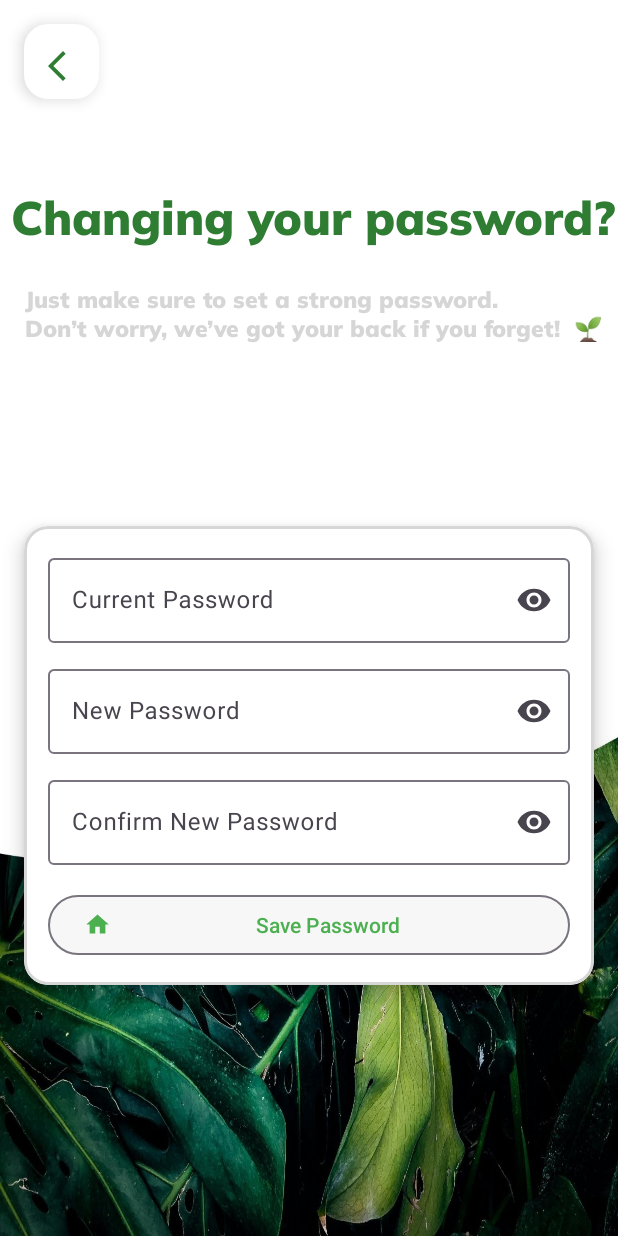
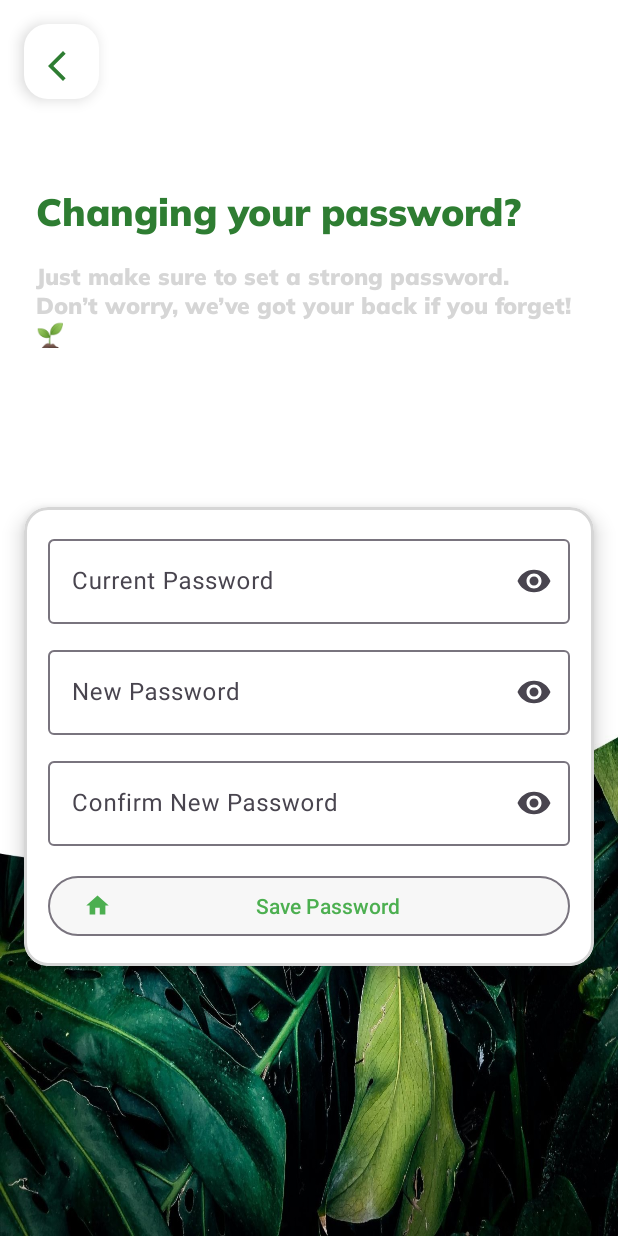
Before and after one commit to ErennBasar/Plant_Master, an Android app: the PasswordChangeFragment screen opened through its navigation route, on a phone screen of 412 x 824 dp. Run offline under Robolectric (Android 15) with nearby library versions, the light colour scheme and no system bars; our stand-ins replace Firebase (no records; nobody signed in at launch, a user with empty details on screens opened directly), navigation-ui.

Commit message:
arayüz güncellendi

```diff
--- a/app/src/main/java/com/PlantMaster/plantmaster/ui/profile/ProfileSignUpFragment.java
+++ b/app/src/main/java/com/PlantMaster/plantmaster/ui/profile/ProfileSignUpFragment.java
@@ -1,6 +1,7 @@
 package com.PlantMaster.plantmaster.ui.profile;
 
 import android.os.Bundle;
+import android.util.Log;
 import android.view.LayoutInflater;
 import android.view.View;
 import android.view.ViewGroup;
@@ -89,7 +90,8 @@ public class ProfileSignUpFragment extends Fragment {
                 GoogleSignInAccount account = task.getResult(ApiException.class);
                 firebaseAuthWithGoogle(account.getIdToken());
             } catch (ApiException e) {
-                Toast.makeText(getContext(), "Google sign-in failed", Toast.LENGTH_SHORT).show();
+                Log.e("GoogleSignIn", "signInResult:failed code=" + e.getStatusCode(), e);
+                Toast.makeText(getContext(), "Google sign-in failed: " + e.getStatusCode(), Toast.LENGTH_SHORT).show();
             }
         }
     }
--- a/app/src/main/res/layout/fragment_password_change.xml
+++ b/app/src/main/res/layout/fragment_password_change.xml
@@ -29,33 +29,39 @@
 
     <TextView
         android:id="@+id/changePasswordText"
-        android:layout_width="wrap_content"
+        android:layout_width="0dp"
         android:layout_height="wrap_content"
         android:layout_marginTop="124dp"
+        android:layout_marginStart="24dp"
+        android:layout_marginEnd="24dp"
         android:fontFamily="@font/muli_black"
         android:text="Changing your password?"
         android:textColor="@color/darkGreen"
-        android:textSize="31sp"
+        android:textSize="25sp"
         android:textStyle="bold"
+        app:layout_constraintStart_toStartOf="parent"
         app:layout_constraintEnd_toEndOf="parent"
-        app:layout_constraintHorizontal_bias="0.846"
-        app:layout_constraintStart_toStartOf="parent"
-        app:layout_constraintTop_toTopOf="parent" />
+        app:layout_constraintTop_toTopOf="parent"
+        app:layout_constraintHorizontal_bias="0.65" />
+
 
     <TextView
         android:id="@+id/changePasswordTextInfo"
-        android:layout_width="394dp"
-        android:layout_height="64dp"
-        android:layout_marginTop="24dp"
+        android:layout_width="0dp"
+        android:layout_height="wrap_content"
+        android:layout_marginTop="16dp"
+        android:layout_marginStart="24dp"
+        android:layout_marginEnd="24dp"
         android:fontFamily="@font/muli_black"
         android:text="Just make sure to set a strong password.\nDon’t worry, we’ve got your back if you forget!  🌱"
         android:textColor="@color/lineGray"
         android:textSize="15sp"
         android:textStyle="bold"
-        app:layout_constraintEnd_toEndOf="@+id/changePasswordText"
-        app:layout_constraintHorizontal_bias="1.0"
-        app:layout_constraintStart_toStartOf="@+id/changePasswordText"
-        app:layout_constraintTop_toBottomOf="@+id/changePasswordText" />
+        app:layout_constraintTop_toBottomOf="@+id/changePasswordText"
+        app:layout_constraintStart_toStartOf="parent"
+        app:layout_constraintEnd_toEndOf="parent"
+        app:layout_constraintHorizontal_bias="0.5" />
+
 
     <com.google.android.material.card.MaterialCardView
         android:id="@+id/myCard"
--- a/build.gradle.kts
+++ b/build.gradle.kts
@@ -4,3 +4,9 @@ plugins {
     id("com.google.gms.google-services") version "4.4.2" apply false
     id("androidx.navigation.safeargs") version "2.6.0" apply false
 }
+buildscript {
+    dependencies {
+
+        classpath("com.android.tools.build:gradle:7.4.2")
+    }
+}
```
Also changed, not shown: app/src/main/java/com/PlantMaster/plantmaster/ui/ImagePickerFragment/ImageResultsFragment.java (+6 -1 lines), app/src/main/res/layout/fragment_email_change.xml (+7 -4 lines), app/src/main/res/layout/fragment_history_detail.xml (+21 -13 lines), app/src/main/res/layout/fragment_profile.xml (+14 -30 lines), app/src/main/res/layout/fragment_profile_edit.xml (+3 -5 lines), app/src/main/res/layout/fragment_profile_signup.xml (+13 -26 lines), app/src/main/res/layout/fragment_reset_password.xml (+22 -18 lines), app/src/main/res/layout/fragment_username_change.xml (+16 -10 lines).
